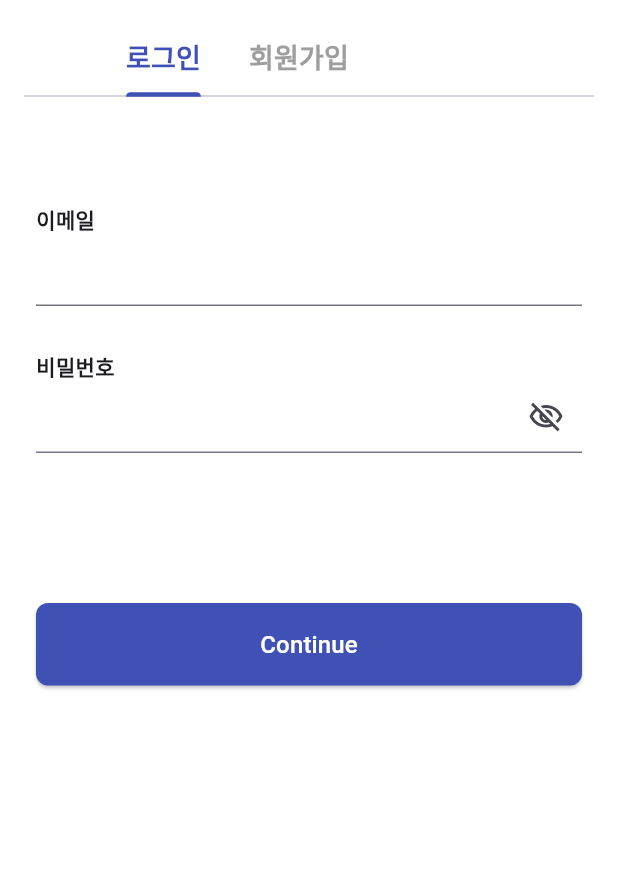
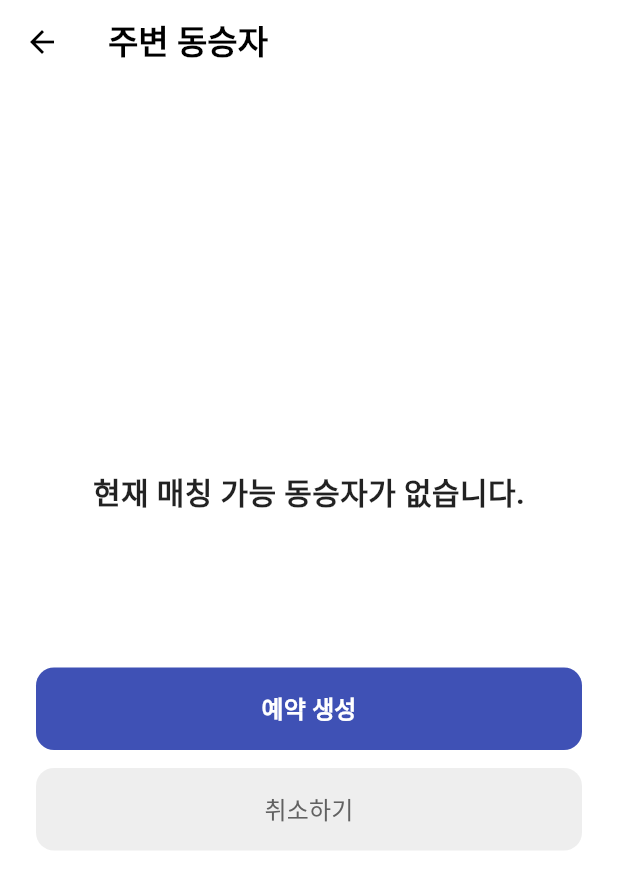
Before and after one commit to kairosdumble/DanBearAndGretel, a Flutter app: the screen it shows after launch, on a phone screen of 412 x 824 dp. Shown: the top 889 px of the screen. Run offline on Flutter 3.47's test engine with Material 3 defaults, Android fonts, the phone set to English and light mode, and no system bars.

Commit message:
[ride] 프론트 구현

```diff
--- /dev/null
+++ b/frontend/lib/features/ride/screens/companion_list_screen.dart
@@ -0,0 +1,47 @@
+// frontend/lib/features/ride/screens/companion_list_screen.dart
+
+import 'package:flutter/material.dart';
+import '../widgets/companion_card.dart';
+import '../widgets/companion_empty_view.dart';
+
+class CompanionListScreen extends StatelessWidget {
+  const CompanionListScreen({super.key});
+
+  @override
+  Widget build(BuildContext context) {
+
+    final List<Map<String, String>> companions = [];
+
+    return Scaffold(
+      backgroundColor: Colors.white,
+      appBar: AppBar(
+        leading: const BackButton(color: Colors.black),
+        title: const Text(
+          "주변 동승자",
+          style: TextStyle(color: Colors.black, fontWeight: FontWeight.bold),
+        ),
+        backgroundColor: Colors.white,
+        elevation: 0,
+      ),
+
+      body: companions.isEmpty
+          ? const CompanionEmptyView()
+          : ListView.builder(
+              padding: const EdgeInsets.all(16.0),
+              itemCount: companions.length,
+              itemBuilder: (context, index) {
+                final item = companions[index];
+                return Padding(
+                  padding: const EdgeInsets.only(bottom: 16.0),
+                  child: CompanionCard(
+                    start: item["start"]!,
+                    end: item["end"]!,
+                    time: item["time"]!,
+                    price: item["price"]!,
+                  ),
+                );
+              },
+            ),
+    );
+  }
+}
--- /dev/null
+++ b/frontend/lib/features/ride/widgets/companion_empty_view.dart
@@ -0,0 +1,65 @@
+// frontend/lib/features/ride/widgets/companion_empty_view.dart
+import 'package:flutter/material.dart';
+
+class CompanionEmptyView extends StatelessWidget {
+  const CompanionEmptyView({super.key});
+
+  @override
+  Widget build(BuildContext context) {
+    return Padding(
+      padding: const EdgeInsets.symmetric(horizontal: 24.0),
+      child: Column(
+        mainAxisAlignment: MainAxisAlignment.center,
+        children: [
+          const Text(
+            "현재 매칭 가능 동승자가 없습니다.",
+            textAlign: TextAlign.center,
+            style: TextStyle(
+              fontSize: 20,
+              fontWeight: FontWeight.bold,
+              color: Colors.black87,
+              height: 1.5, // 줄간격 조절로 가독성 업!
+            ),
+          ),
+          const SizedBox(height: 40),
+
+          const SizedBox(height: 60),
+
+          // 예약 생성 버튼
+          SizedBox(
+            width: double.infinity,
+            height: 55,
+            child: ElevatedButton(
+              onPressed: () {
+                // 예약 생성 로직 또는 페이지 이동
+              },
+              style: ElevatedButton.styleFrom(
+                backgroundColor: const Color(0xFF3F51B5),
+                shape: RoundedRectangleBorder(borderRadius: BorderRadius.circular(12)),
+                elevation: 0,
+              ),
+              child: const Text("예약 생성", style: TextStyle(color: Colors.white, fontSize: 16, fontWeight: FontWeight.bold)),
+            ),
+          ),
+          const SizedBox(height: 12),
+
+          // 취소하기 버튼
+          SizedBox(
+            width: double.infinity,
+            height: 55,
+            child: ElevatedButton(
+              onPressed: () => Navigator.pop(context),
+              style: ElevatedButton.styleFrom(
+                backgroundColor: Colors.grey.shade200,
+                foregroundColor: Colors.grey.shade700,
+                elevation: 0,
+                shape: RoundedRectangleBorder(borderRadius: BorderRadius.circular(12)),
+              ),
+              child: const Text("취소하기", style: TextStyle(fontSize: 16)),
+            ),
+          ),
+        ],
+      ),
+    );
+  }
+}
--- a/frontend/lib/main.dart
+++ b/frontend/lib/main.dart
@@ -43,7 +43,7 @@ class HomePage extends StatelessWidget {
   }
 }
 */
-
+/*
 import 'package:flutter/material.dart';
 import 'dart:async';
 
@@ -123,3 +123,35 @@ class _HomePageState extends State<HomePage> {
     );
   }
 }
+*/
+import 'package:flutter/material.dart';
+
+import 'package:frontend/features/ride/screens/companion_list_screen.dart';
+
+void main() {
+  runApp(const DangretelApp());
+}
+
+class DangretelApp extends StatelessWidget {
+  const DangretelApp({super.key});
+
+  @override
+  Widget build(BuildContext context) {
+    return MaterialApp(
+      title: '단곰이와 그레텔',
+      debugShowCheckedModeBanner: false,
+      theme: ThemeData(
+        primaryColor: const Color(0xFF3F51B5),
+        scaffoldBackgroundColor: Colors.white,
+      ),
+
+      home: const CompanionListScreen(),
+
+      // 나중에 다른 화면들과 연결할 때 사용할 라우트들
+      routes: {
+        '/companion_list': (context) => const CompanionListScreen(),
+        // '/login': (context) => const AuthHeaderPage(), // 기존 코드들
+      },
+    );
+  }
+}
```
Also changed, not shown: frontend/lib/features/ride/widgets/companion_card.dart (added, +64 -0 lines).
